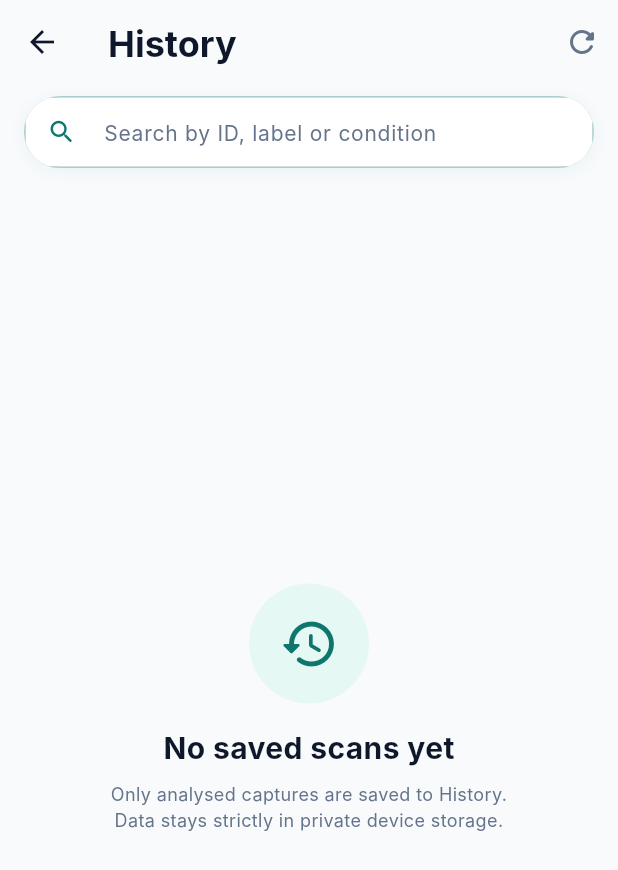
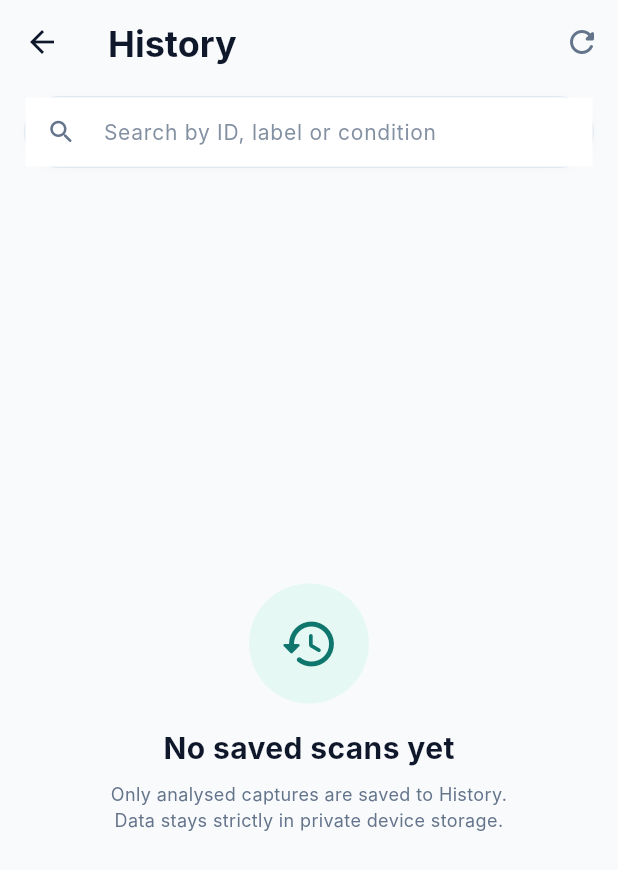
Before and after one commit to Chanuka001/Fairscope_research, a Flutter app: the HistoryScreen screen opened directly, on a phone screen of 412 x 824 dp. Shown: the top 870 px of the screen. Run offline on Flutter 3.47's test engine with Material 3 defaults, Android fonts, the phone set to English and light mode, and no system bars; our stand-ins replace flutter_riverpod; missing offline and left inert: tflite_flutter; Roboto replaces fonts that are missing (Inter).

Commit message:
fix(performance): prevent UI freeze during benchmark with iteration yielding and polish history search bar

```diff
--- a/app/lib/core/services/model_runner_service.dart
+++ b/app/lib/core/services/model_runner_service.dart
@@ -42,6 +42,7 @@ abstract class ModelRunnerService {
     dynamic inputTensor, {
     int iterations = 50,
     int warmupIterations = 10,
+    void Function(int current, int total)? onProgress,
   });
 
   /// Releases TFLite interpreter and native memory allocations.
--- a/app/lib/features/history/history_screen.dart
+++ b/app/lib/features/history/history_screen.dart
@@ -16,10 +16,26 @@ class HistoryScreen extends ConsumerStatefulWidget {
 
 class _HistoryScreenState extends ConsumerState<HistoryScreen> {
   final TextEditingController _searchController = TextEditingController();
+  final FocusNode _focusNode = FocusNode();
+  bool _isFocused = false;
+
+  @override
+  void initState() {
+    super.initState();
+    _searchController.addListener(() {
+      setState(() {});
+    });
+    _focusNode.addListener(() {
+      setState(() {
+        _isFocused = _focusNode.hasFocus;
+      });
+    });
+  }
 
   @override
   void dispose() {
     _searchController.dispose();
+    _focusNode.dispose();
     super.dispose();
   }
 
@@ -211,33 +227,52 @@ class _HistoryScreenState extends ConsumerState<HistoryScreen> {
       body: SafeArea(
         child: Column(
           children: [
-            // Search Bar
+            // Search Bar (Modern, clean, polished surface)
             Padding(
               padding: const EdgeInsets.symmetric(
                 horizontal: AppSpacing.screenPadding,
                 vertical: AppSpacing.s8,
               ),
-              child: Container(
+              child: AnimatedContainer(
+                duration: const Duration(milliseconds: 180),
                 height: 48.0,
                 decoration: BoxDecoration(
-                  color: AppColors.surface,
-                  borderRadius: BorderRadius.circular(28.0),
+                  color: _isFocused
+                      ? AppColors.surface
+                      : AppColors.surfaceVariant.withValues(alpha: 0.55),
+                  borderRadius: BorderRadius.circular(24.0),
                   border: Border.all(
-                    color: AppColors.primary.withValues(alpha: 0.35),
-                    width: 1.2,
+                    color: _isFocused
+                        ? AppColors.primary
+                        : AppColors.border,
+                    width: _isFocused ? 1.5 : 1.0,
                   ),
-                  boxShadow: [
+                  boxShadow: _isFocused
+                      ? [
                           BoxShadow(
-                      color: AppColors.primary.withValues(alpha: 0.06),
+                            color: AppColors.primary.withValues(alpha: 0.10),
                             blurRadius: 8.0,
                             offset: const Offset(0, 2),
                           ),
+                        ]
+                      : [
+                          BoxShadow(
+                            color: Colors.black.withValues(alpha: 0.02),
+                            blurRadius: 4.0,
+                            offset: const Offset(0, 1),
+                          ),
                         ],
                 ),
-                clipBehavior: Clip.antiAlias,
                 child: TextField(
                   controller: _searchController,
+                  focusNode: _focusNode,
                   textAlignVertical: TextAlignVertical.center,
+                  style: AppTextStyles.body.copyWith(
+                    color: AppColors.text,
+                    fontSize: 14.0,
+                    fontWeight: FontWeight.w500,
+                  ),
+                  cursorColor: AppColors.primary,
                   onChanged: (val) {
                     ref.read(historySearchProvider.notifier).setQuery(val);
                   },
@@ -245,28 +280,38 @@ class _HistoryScreenState extends ConsumerState<HistoryScreen> {
                     isDense: true,
                     hintText: 'Search by ID, label or condition',
                     hintStyle: AppTextStyles.body.copyWith(
-                      color: AppColors.secondaryText,
+                      color: AppColors.secondaryText.withValues(alpha: 0.8),
                       fontSize: 14.0,
                     ),
-                    prefixIcon: const Icon(
+                    prefixIcon: Icon(
                       Icons.search_rounded,
-                      color: AppColors.primary,
+                      color: _isFocused ? AppColors.primary : AppColors.secondaryText,
                       size: 20.0,
                     ),
                     suffixIcon: _searchController.text.isNotEmpty
-                        ? IconButton(
-                            icon: const Icon(Icons.clear_rounded, size: 18.0),
+                        ? Padding(
+                            padding: const EdgeInsets.only(right: 4.0),
+                            child: IconButton(
+                              icon: const Icon(
+                                Icons.cancel_rounded,
+                                size: 18.0,
+                                color: AppColors.secondaryText,
+                              ),
+                              splashRadius: 18.0,
+                              tooltip: 'Clear search',
                               onPressed: () {
                                 _searchController.clear();
                                 ref.read(historySearchProvider.notifier).clear();
                               },
+                            ),
                           )
                         : null,
                     border: InputBorder.none,
                     enabledBorder: InputBorder.none,
                     focusedBorder: InputBorder.none,
                     contentPadding: const EdgeInsets.symmetric(
-                      horizontal: AppSpacing.s16,
+                      horizontal: AppSpacing.s12,
+                      vertical: 0.0,
                     ),
                   ),
                 ),
```
Also changed, not shown: app/lib/core/services/tflite_benchmark_service.dart (+14 -4 lines), app/lib/core/services/tflite_model_runner_service.dart (+12 -5 lines), app/lib/features/analyse/performance/performance_screen.dart (+12 -0 lines). Lines whose indentation alone changed are shown as unchanged.
